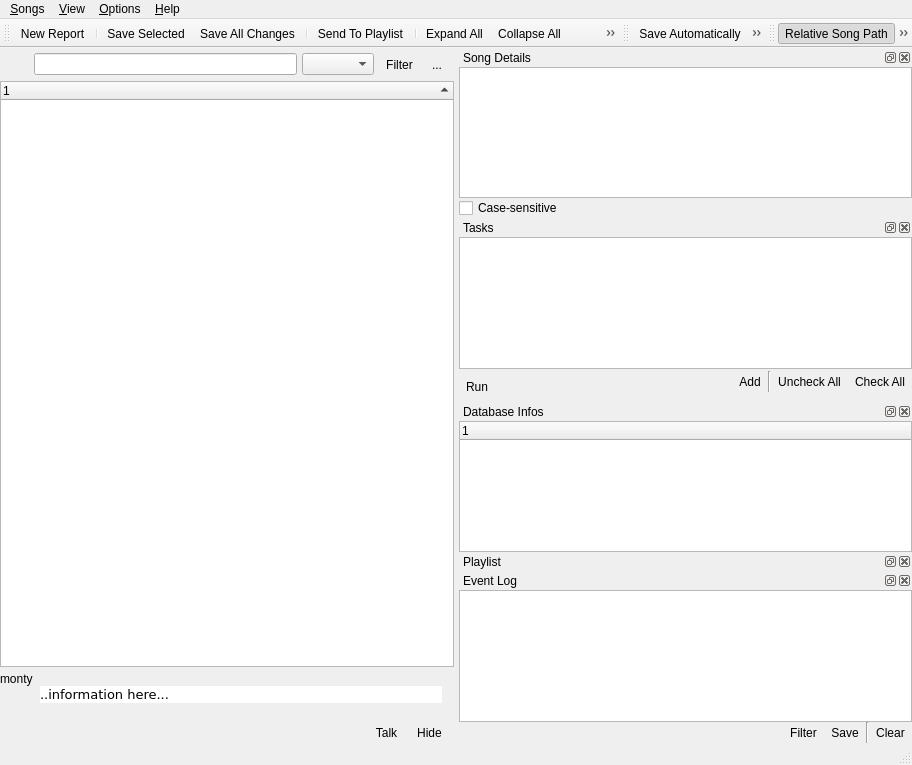
Before: the Qt Designer form uman/src/QUMainWindow.ui in UltraStar-Deluxe/UltraStar-Manager, drawn with Qt 5.
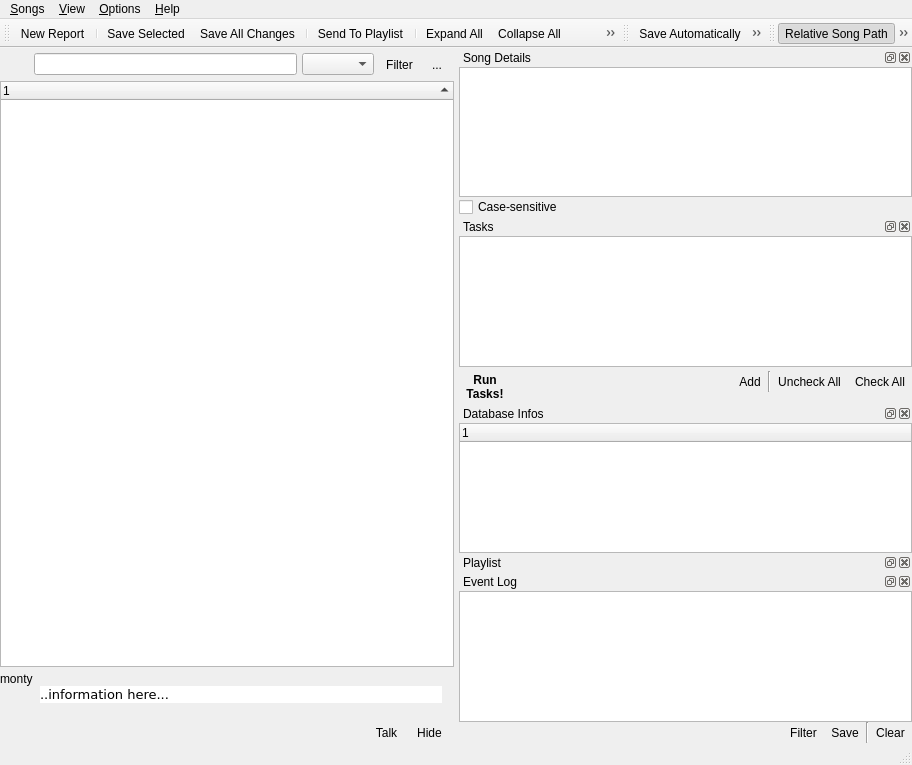
After: the same form once the commit is applied. Icons and pictures are not drawn. Custom widgets are drawn as their Qt base class.

The edit to the form file:
```diff
--- a/uman/src/QUMainWindow.ui
+++ b/uman/src/QUMainWindow.ui
@@ -719,11 +719,18 @@
             </property>
             <item>
              <widget class="QToolButton" name="taskBtn" >
+              <property name="font" >
+               <font>
+                <weight>75</weight>
+                <bold>true</bold>
+               </font>
+              </property>
               <property name="toolTip" >
                <string>Apply all checked tasks to all selected songs. (Ctrl+R)</string>
               </property>
               <property name="text" >
-               <string>Run</string>
+               <string>Run
+Tasks!</string>
               </property>
               <property name="icon" >
                <iconset resource="images/uman.qrc" >
```
